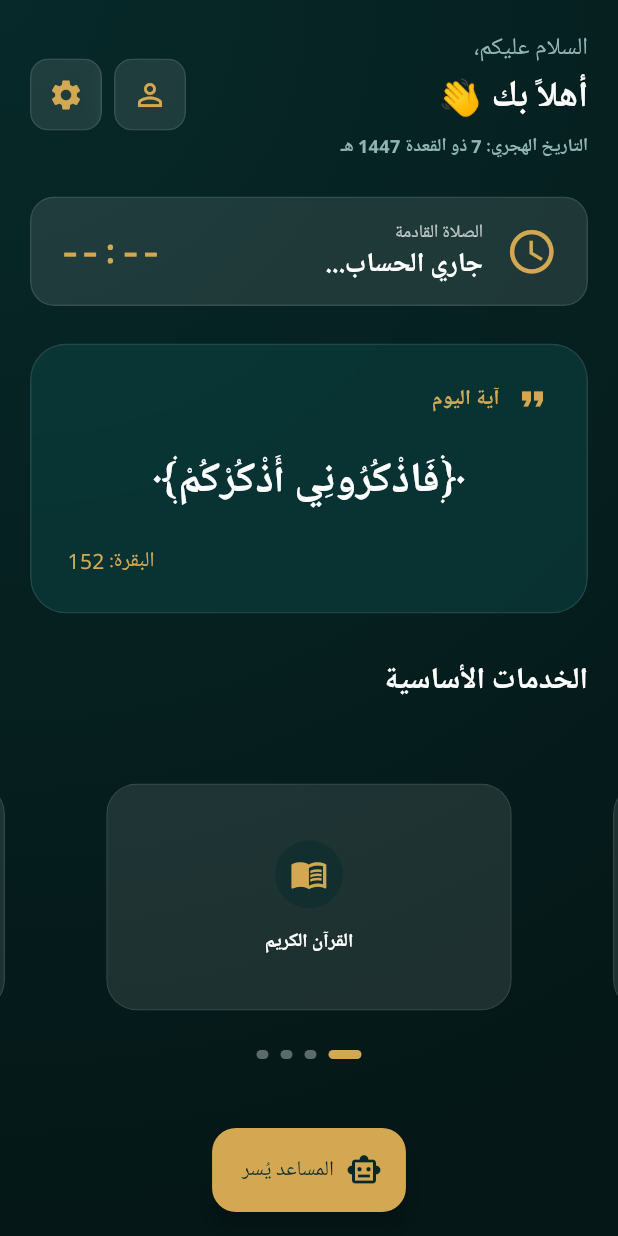
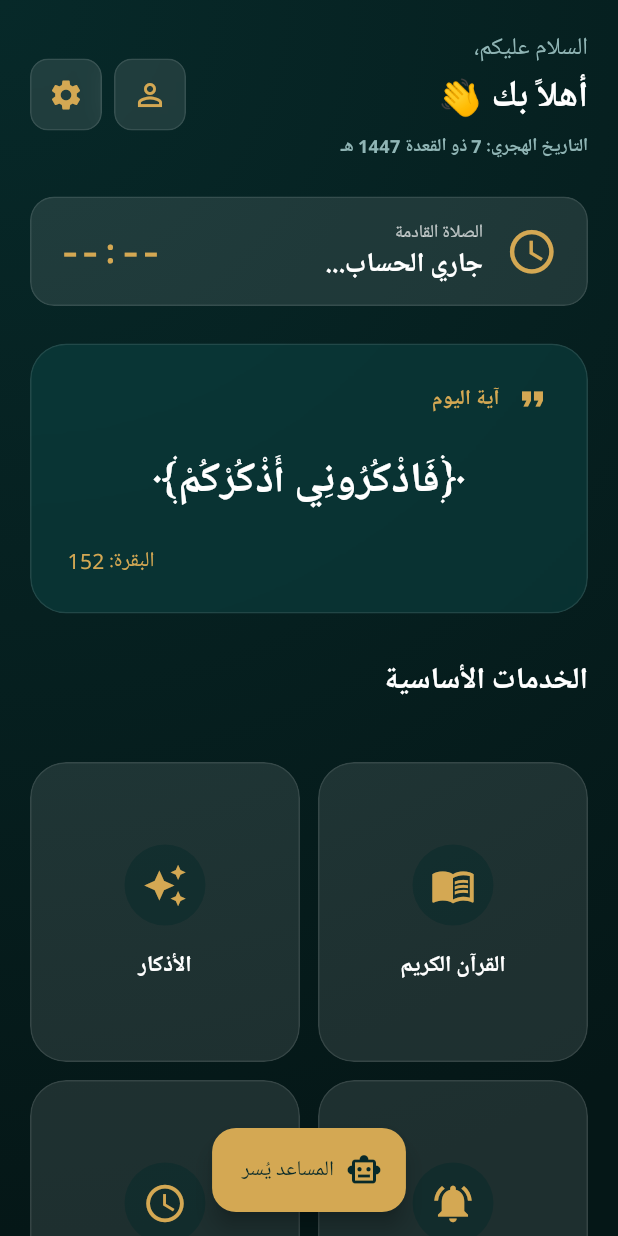
Before and after one commit to shalabi11/yusr, a Flutter app: the HomeScreen screen opened by its route, on a phone screen of 412 x 824 dp. Run offline on Flutter 3.47's test engine with Material 3 defaults, Android fonts, the phone set to English and light mode, and no system bars; our stand-ins replace cached_network_image, dartz, dio, equatable, flutter_bloc, flutter_local_notifications and 12 more; missing offline and left inert: flutter_downloader; accounts and stored records are empty; network calls fail; Roboto replaces fonts that are missing (Amiri).

Commit message:
refactor(ui): simplify services carousel and unify prayer cards
- Replaced complex infinite carousel with a clean GridView in HomeServicesGrid
- Unified NextPrayerCard and NextPrayerSummaryCard into PrayerCardShellUnified
- Removed unused legacy UI components
- Improved overall app performance and maintainability following Karpathy's principles

```diff
--- a/lib/features/home/presentation/screens/home_screen.dart
+++ b/lib/features/home/presentation/screens/home_screen.dart
@@ -5,7 +5,7 @@ import 'package:yusr_app/core/widgets/app_radial_background.dart';
 import 'package:yusr_app/features/home/presentation/cubit/home_cubit.dart';
 import 'package:yusr_app/features/home/presentation/widgets/home_header.dart';
 import 'package:yusr_app/features/home/presentation/widgets/daily_content_card.dart';
-import 'package:yusr_app/features/home/presentation/widgets/home_services_carousel.dart';
+import 'package:yusr_app/features/home/presentation/widgets/home_services_carousel_simplified.dart';
 import 'package:yusr_app/features/home/presentation/widgets/next_prayer_card.dart';
 import 'package:yusr_app/features/content_download/presentation/widgets/content_download_status_chip.dart';
 import 'package:yusr_app/features/prayer_times/presentation/cubit/prayer_times_cubit.dart';
@@ -90,7 +90,10 @@ class HomeScreen extends StatelessWidget {
                 ),
               ),
               SliverToBoxAdapter(
-                child: HomeServicesCarousel(services: services),
+                child: Padding(
+                  padding: const EdgeInsets.symmetric(horizontal: 20.0),
+                  child: HomeServicesGrid(services: services),
+                ),
               ),
               const SliverToBoxAdapter(child: SizedBox(height: 120)),
             ],
--- a/lib/features/home/presentation/widgets/home_services_carousel.dart
+++ /dev/null
@@ -1,162 +0,0 @@
-import 'dart:async';
-
-import 'package:flutter/material.dart';
-import 'package:yusr_app/core/theme/app_colors.dart';
-import 'package:yusr_app/features/home/presentation/widgets/service_card.dart';
-
-class ServiceItem {
-  const ServiceItem({
-    required this.title,
-    required this.icon,
-    required this.route,
-  });
-
-  final String title;
-  final IconData icon;
-  final String route;
-}
-
-class HomeServicesCarousel extends StatefulWidget {
-  const HomeServicesCarousel({required this.services, super.key});
-
-  final List<ServiceItem> services;
-
-  @override
-  State<HomeServicesCarousel> createState() => _HomeServicesCarouselState();
-}
-
-class _HomeServicesCarouselState extends State<HomeServicesCarousel> {
-  static const int _virtualItemCount = 200000;
-  static const int _recenterThreshold = 1500;
-  static const Duration _autoScrollInterval = Duration(seconds: 10);
-
-  late final PageController _controller;
-  Timer? _autoScrollTimer;
-  late final int _initialPage;
-  int _currentIndex = 0;
-
-  @override
-  void initState() {
-    super.initState();
-    final servicesLength = widget.services.length;
-    final middle = _virtualItemCount ~/ 2;
-    _initialPage = servicesLength == 0 ? 0 : middle - (middle % servicesLength);
-    _currentIndex = _normalizeIndex(_initialPage);
-    _controller = PageController(
-      viewportFraction: 0.82,
-      initialPage: _initialPage,
-    );
-    _startAutoScroll();
-  }
-
-  int _normalizeIndex(int index) {
-    final length = widget.services.length;
-    if (length == 0) return 0;
-    return ((index % length) + length) % length;
-  }
-
-  void _startAutoScroll() {
-    _autoScrollTimer?.cancel();
-    _autoScrollTimer = Timer.periodic(_autoScrollInterval, (_) {
-      if (!mounted || !_controller.hasClients || widget.services.isEmpty) {
-        return;
-      }
-
-      final currentPage = _controller.page?.round() ?? _initialPage;
-      _controller.animateToPage(
-        currentPage + 1,
-        duration: const Duration(milliseconds: 420),
-        curve: Curves.easeOutCubic,
-      );
-    });
-  }
-
-  void _recenterIfNeeded(int page) {
-    if (!mounted || !_controller.hasClients || widget.services.isEmpty) {
-      return;
-    }
-
-    if (page > _recenterThreshold &&
-        page < (_virtualItemCount - _recenterThreshold)) {
-      return;
-    }
-
-    final servicesLength = widget.services.length;
-    final middle = _virtualItemCount ~/ 2;
-    final alignedMiddle = middle - (middle % servicesLength);
-    final targetPage = alignedMiddle + _normalizeIndex(page);
-
-    _controller.jumpToPage(targetPage);
-  }
-
-  @override
-  void dispose() {
-    _autoScrollTimer?.cancel();
-    _controller.dispose();
-    super.dispose();
-  }
-
-  @override
-  Widget build(BuildContext context) {
-    return Column(
-      children: [
-        SizedBox(
-          height: 180,
-          child: PageView.builder(
-            controller: _controller,
-            padEnds: true,
-            itemCount: _virtualItemCount,
-            onPageChanged: (index) {
-              if (!mounted) return;
-              setState(() => _currentIndex = _normalizeIndex(index));
-              _recenterIfNeeded(index);
-            },
-            itemBuilder: (context, index) {
-              final item = widget.services[_normalizeIndex(index)];
-              return AnimatedBuilder(
-                animation: _controller,
-                builder: (context, child) {
-                  final position = _controller.hasClients
-                      ? (_controller.page ?? _currentIndex.toDouble())
-                      : _currentIndex.toDouble();
-                  final distance = (position - index).abs();
-                  final scale = 1 - (distance * 0.08).clamp(0.0, 0.16);
-
-                  return Transform.scale(scale: scale, child: child);
-                },
-                child: Padding(
-                  padding: const EdgeInsets.symmetric(horizontal: 8),
-                  child: ServiceCard(
-                    title: item.title,
-                    icon: item.icon,
-                    route: item.route,
-                  ),
-                ),
-              );
-            },
-          ),
-        ),
-        const SizedBox(height: 12),
-        Row(
-          mainAxisAlignment: MainAxisAlignment.center,
-          children: List.generate(widget.services.length, (index) {
-            final isActive = index == _currentIndex;
-            return AnimatedContainer(
-              duration: const Duration(milliseconds: 220),
-              curve: Curves.easeOut,
-              margin: const EdgeInsets.symmetric(horizontal: 4),
-              height: 6,
-              width: isActive ? 22 : 8,
-              decoration: BoxDecoration(
-                color: isActive
-                    ? AppColors.accent
-                    : AppColors.textWhite.withValues(alpha: 0.35),
-                borderRadius: BorderRadius.circular(999),
-              ),
-            );
-          }),
-        ),
-      ],
-    );
-  }
-}
--- /dev/null
+++ b/lib/features/home/presentation/widgets/home_services_carousel_simplified.dart
@@ -0,0 +1,100 @@
+import 'package:flutter/material.dart';
+import 'package:yusr_app/core/theme/app_colors.dart';
+import 'package:yusr_app/features/home/presentation/widgets/service_card.dart';
+
+class ServiceItem {
+  const ServiceItem({
+    required this.title,
+    required this.icon,
+    required this.route,
+  });
+
+  final String title;
+  final IconData icon;
+  final String route;
+}
+
+/// Simplified Services Grid Widget
+/// Replaces the complex infinite carousel with a clean, performant grid layout.
+///
+/// **Why this is better:**
+/// - Eliminates unnecessary complexity (200k virtual items, timer-based scrolling)
+/// - Reduces memory footprint significantly
+/// - Improves performance on low-end devices
+/// - Easier to maintain and test
+/// - Better UX for fixed set of services
+class HomeServicesGrid extends StatelessWidget {
+  const HomeServicesGrid({required this.services, super.key});
+
+  final List<ServiceItem> services;
+
+  @override
+  Widget build(BuildContext context) {
+    if (services.isEmpty) {
+      return const SizedBox.shrink();
+    }
+
+    // Use GridView for fixed services (typically 4 items)
+    // This is simpler, more performant, and more maintainable than infinite carousel
+    return GridView.builder(
+      shrinkWrap: true,
+      physics: const NeverScrollableScrollPhysics(),
+      gridDelegate: const SliverGridDelegateWithFixedCrossAxisCount(
+        crossAxisCount: 2,
+        crossAxisSpacing: 12,
+        mainAxisSpacing: 12,
+        childAspectRatio: 0.9,
+      ),
+      itemCount: services.length,
+      itemBuilder: (context, index) {
+        final item = services[index];
+        return ServiceCard(
+          title: item.title,
+          icon: item.icon,
+          route: item.route,
+        );
+      },
+    );
+  }
+}
+
+/// Alternative: Horizontal scrollable row for compact display
+/// Use this if you prefer a horizontal layout instead of grid
+class HomeServicesCarouselSimplified extends StatelessWidget {
+  const HomeServicesCarouselSimplified({required this.services, super.key});
+
+  final List<ServiceItem> services;
+
+  @override
+  Widget build(BuildContext context) {
+    if (services.isEmpty) {
+      return const SizedBox.shrink();
+    }
+
+    return SingleChildScrollView(
+      scrollDirection: Axis.horizontal,
+      child: Row(
+        children: List.generate(
+          services.length,
+          (index) {
+            final item = services[index];
+            return Padding(
+              padding: EdgeInsets.only(
+                left: index == 0 ? 16 : 8,
+                right: index == services.length - 1 ? 16 : 8,
+              ),
+              child: SizedBox(
+                width: 160,
+                child: ServiceCard(
+                  title: item.title,
+                  icon: item.icon,
+                  route: item.route,
+                ),
+              ),
+            );
+          },
+        ),
+      ),
+    );
+  }
+}
```
Also changed, not shown: lib/features/prayer_times/presentation/widgets/next_prayer_summary_card.dart (deleted, +0 -59 lines), lib/features/prayer_times/presentation/widgets/prayer_card_shell_unified.dart (added, +158 -0 lines).
